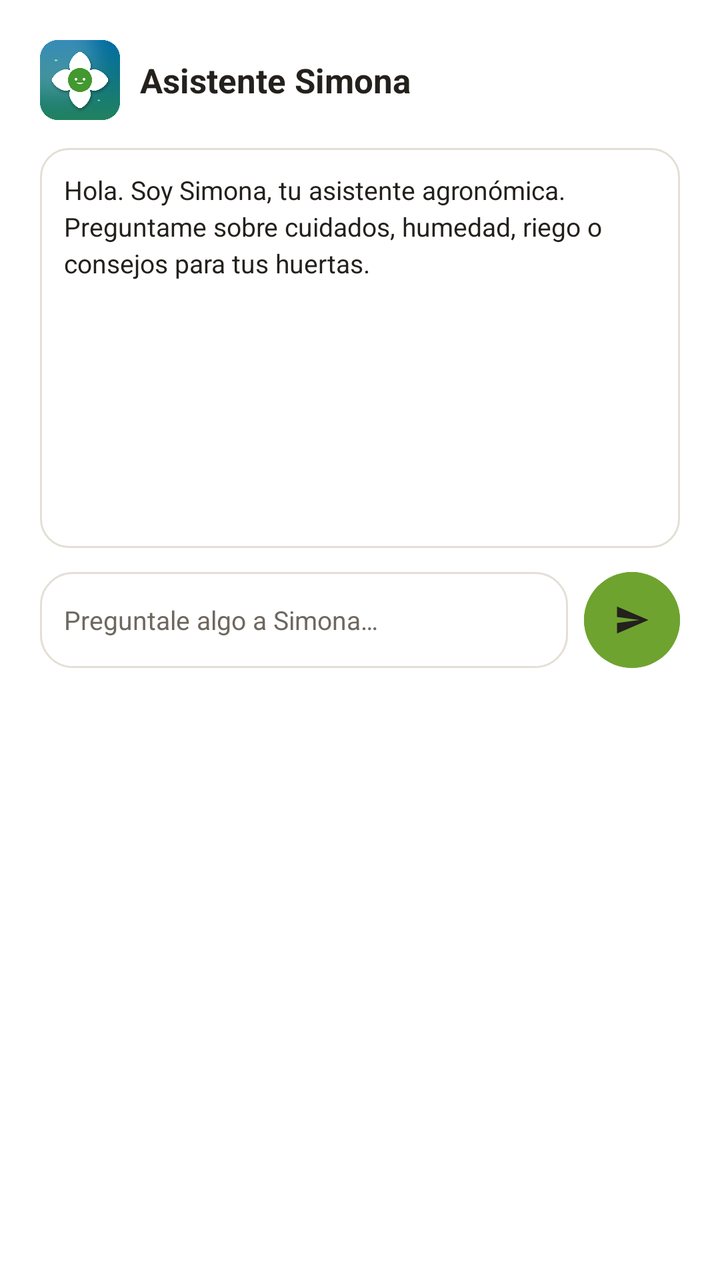
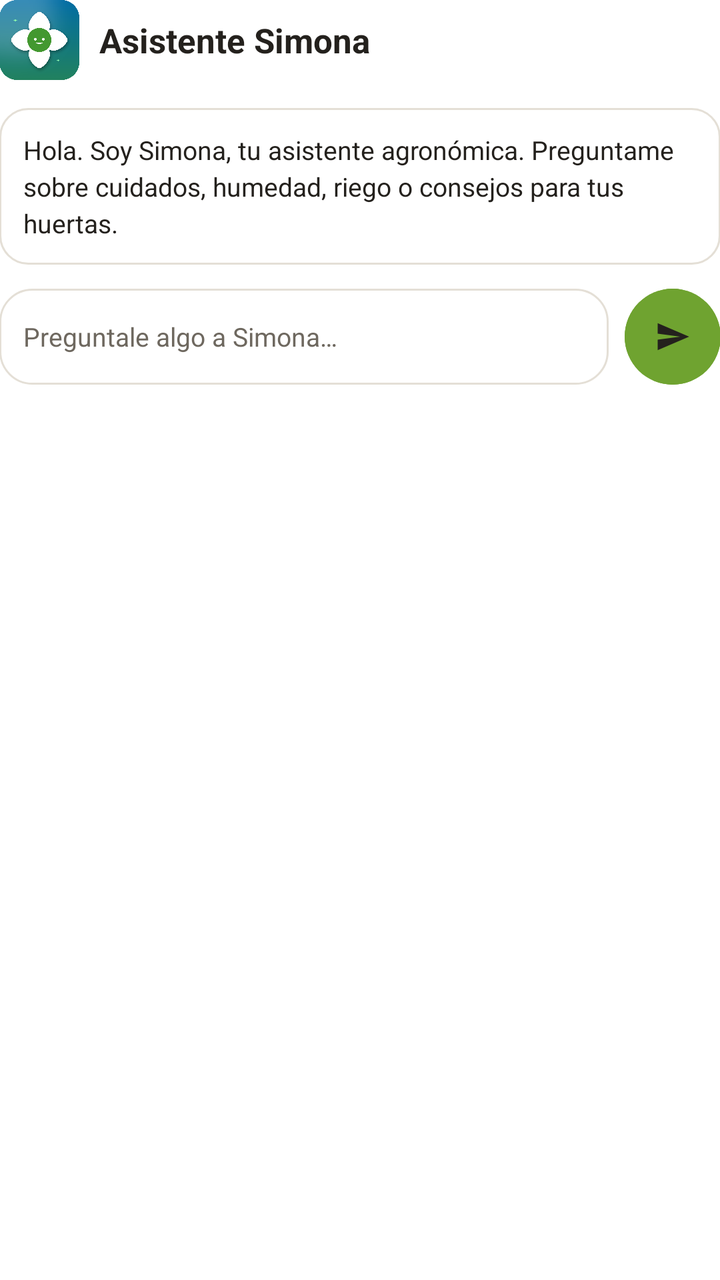

Compare the two renders of this Android layout. The source of the first and the diff that turns it into the second are given below.
<!-- AndroidManifest.xml: application theme Theme.Simona -->
<!-- res/layout/dialog_chat_ai.xml -->
<?xml version="1.0" encoding="utf-8"?>

<LinearLayout xmlns:android="http://schemas.android.com/apk/res/android"
    xmlns:app="http://schemas.android.com/apk/res-auto"
    android:layout_width="match_parent"
    android:layout_height="wrap_content"
    android:animateLayoutChanges="true"
    android:background="@color/simona_card_bg"
    android:orientation="vertical"
    android:padding="20dp">

    <LinearLayout
        android:layout_width="match_parent"
        android:layout_height="wrap_content"
        android:gravity="center_vertical"
        android:orientation="horizontal">

        <FrameLayout
            android:layout_width="40dp"
            android:layout_height="40dp">

            <ImageView
                android:layout_width="40dp"
                android:layout_height="40dp"
                android:layout_gravity="center"
                android:src="@drawable/ic_asistente_simona" />
        </FrameLayout>

        <TextView
            android:layout_width="0dp"
            android:layout_height="wrap_content"
            android:layout_marginStart="10dp"
            android:layout_weight="1"
            android:text="@string/asistente_titulo"
            android:textColor="@color/simona_tinta"
            android:textSize="17sp"
            android:textStyle="bold" />

    </LinearLayout>

    <ScrollView
        android:id="@+id/scrollChat"
        android:layout_width="match_parent"
        android:layout_height="200dp"
        android:layout_marginTop="14dp"
        android:background="@drawable/bg_chip_resumen"
        android:padding="12dp">

        <TextView
            android:id="@+id/tvHistorialChat"
            android:layout_width="match_parent"
            android:layout_height="wrap_content"
            android:lineSpacingExtra="3dp"
            android:text="@string/asistente_bienvenida"
            android:textColor="@color/simona_tinta"
            android:textSize="13sp" />

    </ScrollView>

    <ProgressBar
        android:id="@+id/progressBarChat"
        android:layout_width="wrap_content"
        android:layout_height="wrap_content"
        android:layout_gravity="center"
        android:layout_marginTop="8dp"
        android:indeterminateTint="@color/simona_verde_claro"
        android:visibility="gone" />

    <LinearLayout
        android:layout_width="match_parent"
        android:layout_height="wrap_content"
        android:layout_marginTop="12dp"
        android:gravity="center_vertical"
        android:orientation="horizontal">

        <EditText
            android:id="@+id/etPreguntaChat"
            android:layout_width="0dp"
            android:layout_height="48dp"
            android:layout_weight="1"
            android:background="@drawable/bg_card_huerta"
            android:hint="@string/asistente_hint"
            android:inputType="textCapSentences"
            android:paddingStart="12dp"
            android:paddingEnd="12dp"
            android:textColor="@color/simona_tinta"
            android:textColorHint="@color/simona_tinta_suave"
            android:textSize="13sp" />

        <com.google.android.material.button.MaterialButton
            android:id="@+id/btnEnviarChat"
            android:layout_width="48dp"
            android:layout_height="48dp"
            android:layout_marginStart="8dp"
            android:backgroundTint="@color/simona_verde_claro"
            android:contentDescription="@string/enviar"
            android:insetTop="0dp"
            android:insetBottom="0dp"
            android:padding="0dp"
            app:cornerRadius="24dp"
            app:icon="@drawable/ic_enviar"
            app:iconGravity="textStart"
            app:iconPadding="0dp"
            app:iconSize="18dp"
            app:iconTint="@color/simona_on_accent" />

    </LinearLayout>

</LinearLayout>
<!-- resources referenced by this layout -->
<resources>
  <color name="simona_card_bg">#FFFFFF</color>
  <color name="simona_on_accent">#24211D</color>
  <color name="simona_tinta">#24211D</color>
  <color name="simona_tinta_suave">#6E685F</color>
  <color name="simona_verde_claro">#6FA330</color>
  <!-- drawable bg_card_huerta (drawable) -->
  <?xml version="1.0" encoding="utf-8"?>
  <shape xmlns:android="http://schemas.android.com/apk/res/android"
      android:shape="rectangle">
      
      <solid android:color="@color/simona_card_bg" />
      <stroke android:width="1dp" android:color="@color/simona_linea" />
      <corners android:radius="@dimen/simona_radio" />
  </shape>
  <!-- drawable bg_chip_resumen (drawable) -->
  <?xml version="1.0" encoding="utf-8"?>
  <shape xmlns:android="http://schemas.android.com/apk/res/android"
      android:shape="rectangle">
      <solid android:color="@color/simona_card_bg" />
      <stroke android:width="1dp" android:color="@color/simona_linea" />
      <corners android:radius="14dp" />
  </shape>
  <!-- drawable ic_enviar (drawable) -->
  <?xml version="1.0" encoding="utf-8"?>
  <vector xmlns:android="http://schemas.android.com/apk/res/android"
      android:width="24dp"
      android:height="24dp"
      android:viewportWidth="24"
      android:viewportHeight="24">
      <path
          android:fillColor="@color/simona_tinta"
          android:pathData="M2.01,21L23,12 2.01,3 2,10l15,2 -15,2z" />
  </vector>
  <string name="asistente_bienvenida">Hola. Soy Simona, tu asistente agronómica. Preguntame sobre cuidados, humedad, riego o consejos para tus huertas.</string>
  <string name="asistente_hint">Preguntale algo a Simona…</string>
  <string name="asistente_titulo">Asistente Simona</string>
  <string name="enviar">Enviar</string>
  <color name="simona_linea">#E4DFD6</color>
  <dimen name="simona_radio">16dp</dimen>
  <style name="Simona.WindowAnimation" parent="@android:style/Animation.Activity">
          <item name="android:activityOpenEnterAnimation">@anim/activity_open_enter</item>
          <item name="android:activityOpenExitAnimation">@anim/activity_open_exit</item>
          <item name="android:activityCloseEnterAnimation">@anim/activity_close_enter</item>
          <item name="android:activityCloseExitAnimation">@anim/activity_close_exit</item>
      </style>
  <color name="simona_azul">#1A6FA8</color>
  <color name="simona_azul_suave">#E7F1F8</color>
  <color name="simona_on_color">#FFFFFF</color>
  <color name="simona_verde_suave">#EEF4E4</color>
  <color name="simona_superficie">#F7F5F1</color>
  <color name="simona_superficie_2">#F2F7FA</color>
  <color name="simona_azul_header">#12688F</color>
  <color name="simona_blanco">#FFFFFF</color>
  <style name="Widget.Simona.Button" parent="Widget.Material3.Button">
          <item name="cornerRadius">14dp</item>
          <item name="android:textAllCaps">false</item>
          <item name="android:letterSpacing">0</item>
          <item name="android:minHeight">48dp</item>
      </style>
  <style name="TextAppearance.Simona.BodyLarge" parent="TextAppearance.Material3.BodyLarge">
          <item name="android:textColor">@color/simona_tinta</item>
          <item name="android:textSize">16sp</item>
      </style>
  <style name="TextAppearance.Simona.TitleLarge" parent="TextAppearance.Material3.TitleLarge">
          <item name="android:textColor">@color/simona_tinta</item>
          <item name="android:textSize">22sp</item>
          <item name="android:textStyle">bold</item>
      </style>
</resources>

<!-- the commit's change to res/layout/dialog_chat_ai.xml (unified diff, before → after) -->
@@ -1,5 +1,4 @@
 <?xml version="1.0" encoding="utf-8"?>
-
 <LinearLayout xmlns:android="http://schemas.android.com/apk/res/android"
     xmlns:app="http://schemas.android.com/apk/res-auto"
     android:layout_width="match_parent"
@@ -7,7 +6,7 @@
     android:animateLayoutChanges="true"
     android:background="@color/simona_card_bg"
     android:orientation="vertical"
-    android:padding="20dp">
+    android:padding="@dimen/simona_space_lg">
 
     <LinearLayout
         android:layout_width="match_parent"
@@ -23,6 +22,7 @@
                 android:layout_width="40dp"
                 android:layout_height="40dp"
                 android:layout_gravity="center"
+                android:contentDescription="@null"
                 android:src="@drawable/ic_asistente_simona" />
         </FrameLayout>
 
@@ -38,13 +38,14 @@
 
     </LinearLayout>
 
+    
     <ScrollView
         android:id="@+id/scrollChat"
         android:layout_width="match_parent"
-        android:layout_height="200dp"
+        android:layout_height="wrap_content"
         android:layout_marginTop="14dp"
         android:background="@drawable/bg_chip_resumen"
-        android:padding="12dp">
+        android:padding="@dimen/simona_space_sm">
 
         <TextView
             android:id="@+id/tvHistorialChat"
@@ -62,14 +63,14 @@
         android:layout_width="wrap_content"
         android:layout_height="wrap_content"
         android:layout_gravity="center"
-        android:layout_marginTop="8dp"
+        android:layout_marginTop="@dimen/simona_space_xs"
         android:indeterminateTint="@color/simona_verde_claro"
         android:visibility="gone" />
 
     <LinearLayout
         android:layout_width="match_parent"
         android:layout_height="wrap_content"
-        android:layout_marginTop="12dp"
+        android:layout_marginTop="@dimen/simona_space_sm"
         android:gravity="center_vertical"
         android:orientation="horizontal">
 
@@ -81,8 +82,8 @@
             android:background="@drawable/bg_card_huerta"
             android:hint="@string/asistente_hint"
             android:inputType="textCapSentences"
-            android:paddingStart="12dp"
-            android:paddingEnd="12dp"
+            android:paddingStart="@dimen/simona_space_sm"
+            android:paddingEnd="@dimen/simona_space_sm"
             android:textColor="@color/simona_tinta"
             android:textColorHint="@color/simona_tinta_suave"
             android:textSize="13sp" />
@@ -91,7 +92,7 @@
             android:id="@+id/btnEnviarChat"
             android:layout_width="48dp"
             android:layout_height="48dp"
-            android:layout_marginStart="8dp"
+            android:layout_marginStart="@dimen/simona_space_xs"
             android:backgroundTint="@color/simona_verde_claro"
             android:contentDescription="@string/enviar"
             android:insetTop="0dp"
<!-- resource entries referenced after the edit -->
@@ -5,6 +5,8 @@
   <color name="simona_tinta">#24211D</color>
   <color name="simona_tinta_suave">#6E685F</color>
   <color name="simona_verde_claro">#6FA330</color>
+  <dimen name="simona_space_sm">12dp</dimen>
+  <dimen name="simona_space_xs">8dp</dimen>
   <!-- drawable bg_card_huerta (drawable) -->
   <?xml version="1.0" encoding="utf-8"?>
   <shape xmlns:android="http://schemas.android.com/apk/res/android"
